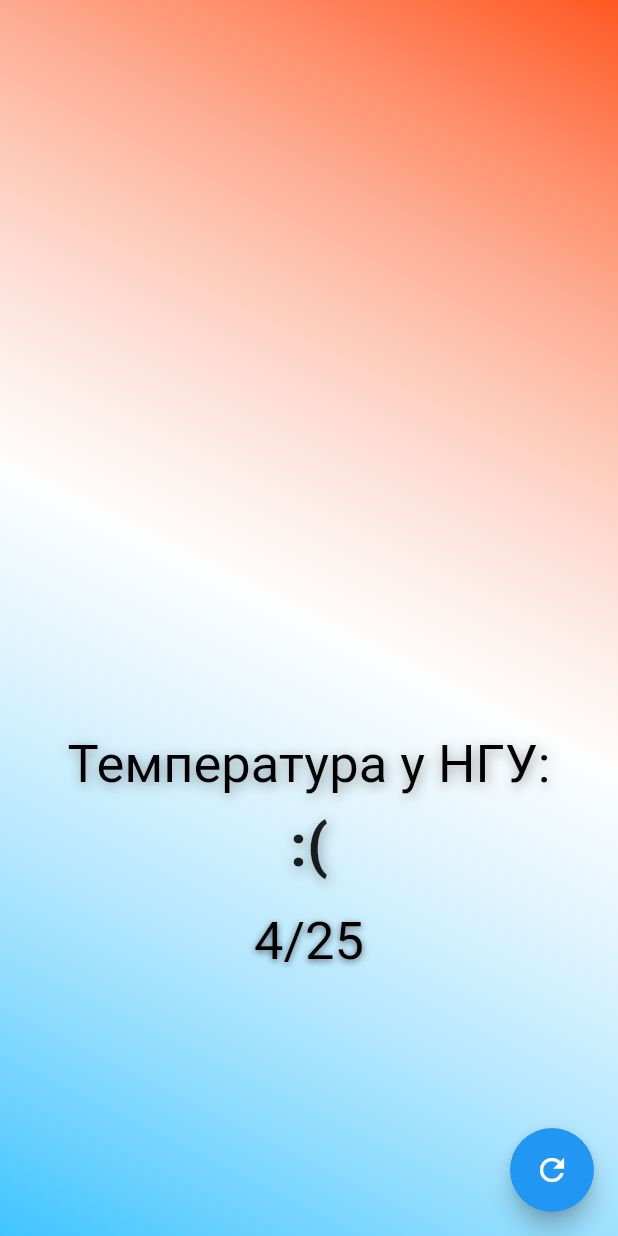
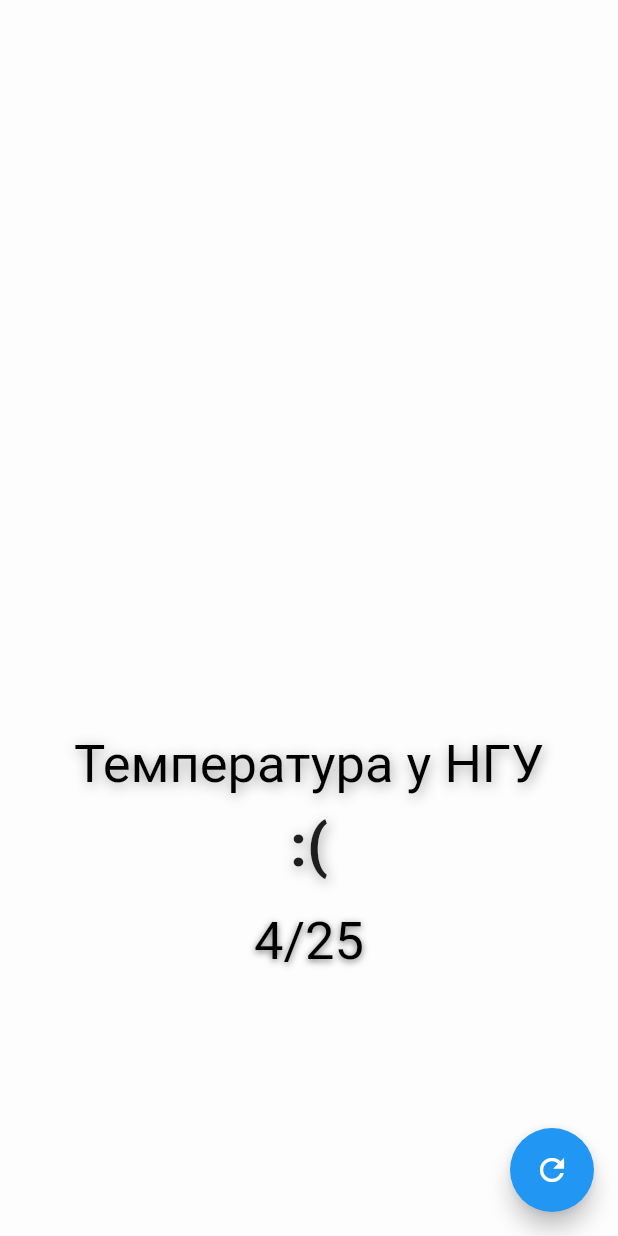
Before and after one commit to Altair200333/weather_nsu, a Flutter app: the screen it shows after launch, on a phone screen of 412 x 824 dp. Run offline on Flutter 3.47's test engine with Material 2 defaults, Android fonts, the phone set to English and light mode, and no system bars; our stand-ins replace fl_chart; missing offline and left inert: home_widget, workmanager; network calls fail.

Commit message:
dynamic colors

```diff
--- a/lib/main.dart
+++ b/lib/main.dart
@@ -66,6 +66,11 @@
   // This widget is the root of your application.
   @override
   Widget build(BuildContext context) {
+    SystemChrome.setPreferredOrientations([
+      DeviceOrientation.portraitUp,
+      DeviceOrientation.portraitDown,
+    ]);
+
     return MaterialApp(
       title: 'Weather.nsu',
       theme: ThemeData(
@@ -155,7 +160,7 @@
               ),
               SizedBox(height: MediaQuery.of(context).size.height * 0.2),
               Text(
-                'Температура у НГУ:',
+                'Температура у НГУ',
                 style: TextStyle(fontSize: 35, color: Colors.black, shadows: [
                   Shadow(
                       blurRadius: 10,
@@ -191,11 +196,12 @@
         decoration: BoxDecoration(
           gradient: LinearGradient(
             begin: Alignment.topRight,
-            end: Alignment.bottomLeft,
+            end: Alignment.bottomCenter,
             colors: <Color>[
-              Colors.deepOrange,
+              getPrimaryColor(weather),
               Colors.white60,
-              Colors.lightBlueAccent,
+              Colors.white60,
+              //getPrimaryColor(weather),
             ],
           ),
         ),
@@ -207,6 +213,18 @@
       ), // This trailing comma makes auto-formatting nicer for build methods.
     );
   }
+}
+Color getPrimaryColor(Weather weather)
+{
+  if(weather == null)
+    return Colors.white60;
+  if(weather.temp()<0)
+    return Colors.blue;
+  if(weather.temp()<10)
+    return Colors.lightBlueAccent;
+  else if(weather.temp()<20)
+    return Colors.redAccent;
+  return Colors.red;
 }
 
 void backgroundCallback(Uri data) async {
--- a/lib/weather.dart
+++ b/lib/weather.dart
@@ -25,7 +25,10 @@
     //--
     loadVerticalLabel();
   }
-
+  int temp()
+  {
+    return double.parse(temperature).round();
+  }
   void loadVerticalLabel() {
     String regex = r"(?<=(\<b\>))(.*?)(?=\&deg\;)";
     final dataRegex = RegExp(regex, multiLine: true);
```
Also changed, not shown: 2 other files.
